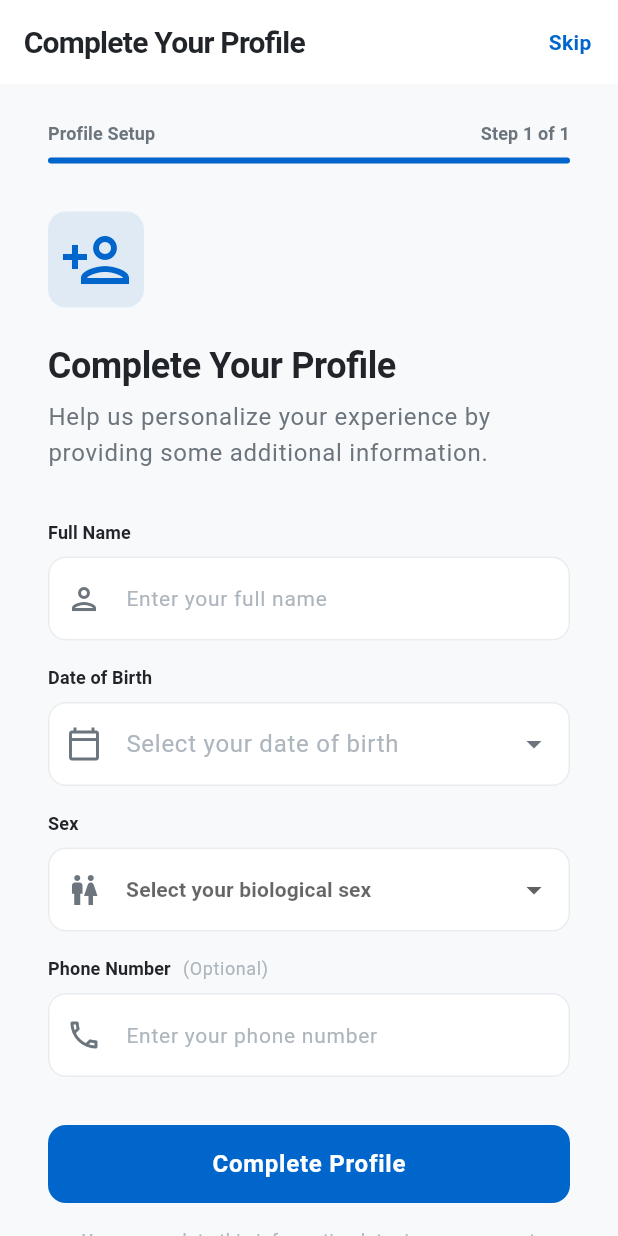
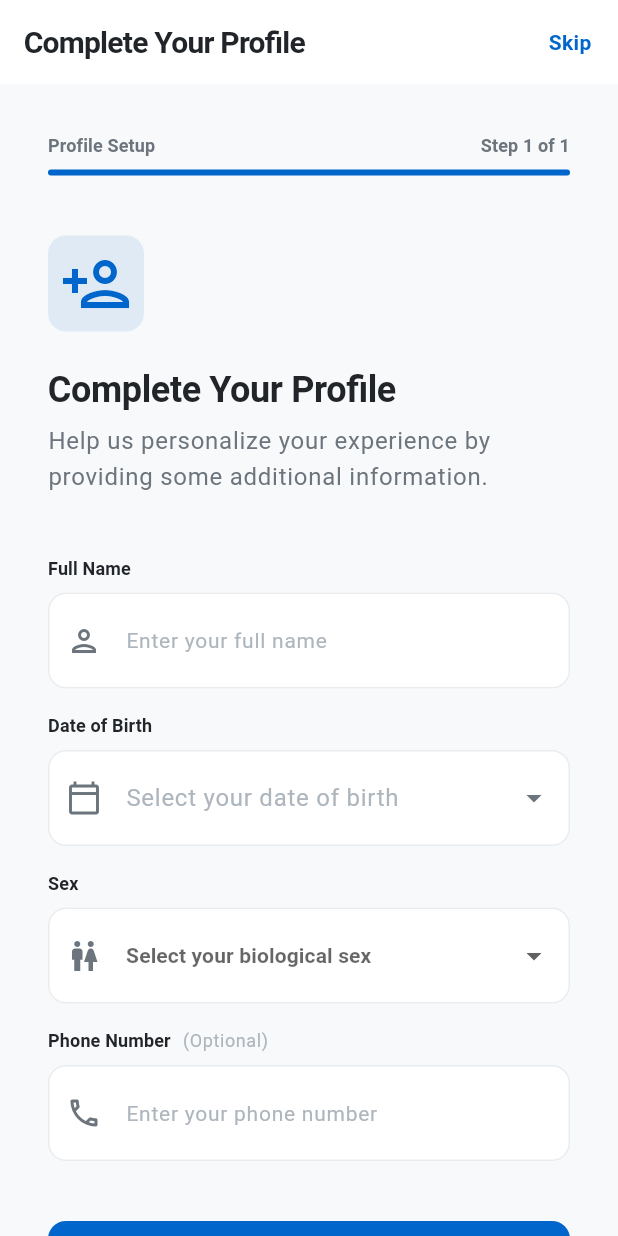
Before and after one commit to Sergetec/mcs-app, a Flutter app: the CompleteProfileScreen screen opened directly, after a tap on "Skip", after a tap on "Complete Profile", on a phone screen of 412 x 824 dp. Run offline on Flutter 3.47's test engine with Material 3 defaults, Android fonts, the phone set to English and light mode, and no system bars; our stand-ins replace cloud_firestore, easy_localization, firebase_auth, firebase_core, shared_preferences; accounts and stored records are empty.

Commit message:
refactor: Update padding and spacing across screens to align with new UX standards

```diff
--- a/lib/utils/app_theme.dart
+++ b/lib/utils/app_theme.dart
@@ -21,7 +21,7 @@ class AppTheme {
   // Semantic Colors
   static const Color errorRed = Color(0xFFDC3545);
   static const Color successGreen = Color(0xFF28A745);
-  static const Color warningOrange = Color(0xFFFFC107);
+  static const Color warningOrange = Color(0xFFD97706);
   static const Color infoBlue = Color(0xFF17A2B8);
 
   // Neutral Colors
@@ -38,7 +38,7 @@ class AppTheme {
   static const Color textOnSecondary = Color(0xFFFFFFFF);
 
   // Status Colors (for request badges)
-  static const Color statusSubmitted = Color(0xFFFFC107); // Yellow
+  static const Color statusSubmitted = warningOrange; // Accessible Orange
   static const Color statusInReview = Color(0xFF0066CC); // Blue
   static const Color statusInfoRequested = Color(0xFFFF8C00); // Orange
   static const Color statusCompleted = Color(0xFF28A745); // Green
@@ -60,6 +60,19 @@ class AppTheme {
   static const double spacing48 = 48.0;
   static const double spacing56 = 56.0;
   static const double spacing64 = 64.0;
+
+  // Spacing Presets (derived from new UX standards)
+  static const EdgeInsets screenPadding = EdgeInsets.symmetric(
+    horizontal: spacing32,
+    vertical: spacing32,
+  );
+  static const double sectionSpacing = spacing40;
+  static const EdgeInsets cardPadding = EdgeInsets.all(spacing20);
+  static const double buttonHeight = 56.0;
+  static const EdgeInsets buttonPadding = EdgeInsets.symmetric(
+    horizontal: spacing32,
+    vertical: spacing20,
+  );
 
   // ============================================================================
   // BORDER RADIUS
@@ -153,11 +166,8 @@ class AppTheme {
           foregroundColor: textOnPrimary,
           elevation: elevationNone,
           shadowColor: Colors.transparent,
-          padding: const EdgeInsets.symmetric(
-            horizontal: spacing24,
-            vertical: spacing16,
-          ),
-          minimumSize: const Size(double.infinity, 52),
+          padding: buttonPadding,
+          minimumSize: const Size(double.infinity, buttonHeight),
           shape: RoundedRectangleBorder(
             borderRadius: BorderRadius.circular(radiusMedium),
           ),
@@ -174,11 +184,8 @@ class AppTheme {
         style: OutlinedButton.styleFrom(
           foregroundColor: primaryBlue,
           side: const BorderSide(color: primaryBlue, width: 1.5),
-          padding: const EdgeInsets.symmetric(
-            horizontal: spacing24,
-            vertical: spacing16,
-          ),
-          minimumSize: const Size(double.infinity, 52),
+          padding: buttonPadding,
+          minimumSize: const Size(double.infinity, buttonHeight),
           shape: RoundedRectangleBorder(
             borderRadius: BorderRadius.circular(radiusMedium),
           ),
@@ -210,10 +217,7 @@ class AppTheme {
       inputDecorationTheme: InputDecorationTheme(
         filled: true,
         fillColor: backgroundWhite,
-        contentPadding: const EdgeInsets.symmetric(
-          horizontal: spacing16,
-          vertical: spacing16,
-        ),
+        contentPadding: cardPadding,
         border: OutlineInputBorder(
           borderRadius: BorderRadius.circular(radiusMedium),
           borderSide: const BorderSide(color: dividerColor, width: 1),
--- a/lib/views/screens/account_screen.dart
+++ b/lib/views/screens/account_screen.dart
@@ -36,10 +36,7 @@ class AccountScreen extends StatelessWidget {
       backgroundColor: AppTheme.backgroundLight,
       body: SafeArea(
         child: SingleChildScrollView(
-          padding: const EdgeInsets.symmetric(
-            horizontal: AppTheme.spacing24,
-            vertical: AppTheme.spacing24,
-          ),
+            padding: AppTheme.screenPadding,
           child: Column(
             crossAxisAlignment: CrossAxisAlignment.start,
             children: [
@@ -51,25 +48,25 @@ class AccountScreen extends StatelessWidget {
                 userType: user.userType,
                 fallbackName: 'account.not_set'.tr(),
               ),
-              const SizedBox(height: AppTheme.spacing32),
+              const SizedBox(height: AppTheme.sectionSpacing),
 
               // Profile Details Section
               _buildSectionHeader(context, 'account.profile_details'.tr()),
               const SizedBox(height: AppTheme.spacing16),
               _buildProfileDetailsCard(context, user),
-              const SizedBox(height: AppTheme.spacing32),
+              const SizedBox(height: AppTheme.sectionSpacing),
 
               // Quick Actions Section
               _buildSectionHeader(context, 'account.quick_actions'.tr()),
               const SizedBox(height: AppTheme.spacing16),
               _buildQuickActionsCard(context),
-              const SizedBox(height: AppTheme.spacing32),
+              const SizedBox(height: AppTheme.sectionSpacing),
 
               // Account Section
               _buildSectionHeader(context, 'account.account_section'.tr()),
               const SizedBox(height: AppTheme.spacing16),
               _buildAccountCard(context, user),
-              const SizedBox(height: AppTheme.spacing32),
+              const SizedBox(height: AppTheme.sectionSpacing),
 
               // Sign Out Button
               _buildSignOutButton(context),
--- a/lib/views/screens/complete_profile_screen.dart
+++ b/lib/views/screens/complete_profile_screen.dart
@@ -123,10 +123,7 @@ class _CompleteProfileScreenState extends State<CompleteProfileScreen> {
       ),
       body: SafeArea(
         child: SingleChildScrollView(
-          padding: const EdgeInsets.symmetric(
-            horizontal: AppTheme.spacing32,
-            vertical: AppTheme.spacing24,
-          ),
+            padding: AppTheme.screenPadding,
           child: Form(
             key: _formKey,
             child: Column(
@@ -134,11 +131,11 @@ class _CompleteProfileScreenState extends State<CompleteProfileScreen> {
               children: [
                 // Progress Indicator
                 _buildProgressIndicator(),
-                const SizedBox(height: AppTheme.spacing32),
+                const SizedBox(height: AppTheme.sectionSpacing),
 
                 // Header
                 _buildHeader(),
-                const SizedBox(height: AppTheme.spacing32),
+                const SizedBox(height: AppTheme.sectionSpacing),
 
                 // Form Fields
                 AppTextField(
@@ -216,7 +213,7 @@ class _CompleteProfileScreenState extends State<CompleteProfileScreen> {
                     return null;
                   },
                 ),
-                const SizedBox(height: AppTheme.spacing32),
+                const SizedBox(height: AppTheme.sectionSpacing),
 
                 // Complete Button
                 _buildCompleteButton(),
--- a/lib/views/screens/consultations_screen.dart
+++ b/lib/views/screens/consultations_screen.dart
@@ -14,7 +14,7 @@ class ConsultationsScreen extends StatelessWidget {
       ),
       body: Center(
         child: Padding(
-          padding: const EdgeInsets.all(AppTheme.spacing32),
+          padding: AppTheme.screenPadding,
           child: Column(
             mainAxisAlignment: MainAxisAlignment.center,
             children: [
@@ -47,9 +47,9 @@ class ConsultationsScreen extends StatelessWidget {
                     ),
                 textAlign: TextAlign.center,
               ),
-              const SizedBox(height: AppTheme.spacing32),
+              const SizedBox(height: AppTheme.sectionSpacing),
               Container(
-                padding: const EdgeInsets.all(AppTheme.spacing16),
+                padding: AppTheme.cardPadding,
                 decoration: BoxDecoration(
                   color: AppTheme.infoBlue.withValues(alpha: 0.1),
                   borderRadius: BorderRadius.circular(AppTheme.radiusMedium),
--- a/lib/views/screens/doctors_screen.dart
+++ b/lib/views/screens/doctors_screen.dart
@@ -14,7 +14,7 @@ class DoctorsScreen extends StatelessWidget {
       ),
       body: Center(
         child: Padding(
-          padding: const EdgeInsets.all(AppTheme.spacing32),
+          padding: AppTheme.screenPadding,
           child: Column(
             mainAxisAlignment: MainAxisAlignment.center,
             children: [
@@ -47,9 +47,9 @@ class DoctorsScreen extends StatelessWidget {
                     ),
                 textAlign: TextAlign.center,
               ),
-              const SizedBox(height: AppTheme.spacing32),
+              const SizedBox(height: AppTheme.sectionSpacing),
               Container(
-                padding: const EdgeInsets.all(AppTheme.spacing16),
+                padding: AppTheme.cardPadding,
                 decoration: BoxDecoration(
                   color: AppTheme.infoBlue.withValues(alpha: 0.1),
                   borderRadius: BorderRadius.circular(AppTheme.radiusMedium),
--- a/lib/views/screens/home_screen.dart
+++ b/lib/views/screens/home_screen.dart
@@ -29,13 +29,13 @@ class HomeScreen extends StatelessWidget {
       backgroundColor: AppTheme.backgroundLight,
       body: SafeArea(
         child: SingleChildScrollView(
-          padding: const EdgeInsets.all(AppTheme.spacing24),
+          padding: AppTheme.screenPadding,
           child: Column(
             crossAxisAlignment: CrossAxisAlignment.start,
             children: [
               // Welcome Header
               _buildWelcomeHeader(context, user?.displayName),
-              const SizedBox(height: AppTheme.spacing24),
+              const SizedBox(height: AppTheme.sectionSpacing),
 
               // Profile Completion Banner (if incomplete)
               if (user != null && !user.profileCompleted)
@@ -43,11 +43,11 @@ class HomeScreen extends StatelessWidget {
 
               // Quick Actions Section
               _buildQuickActionsSection(context),
-              const SizedBox(height: AppTheme.spacing32),
+              const SizedBox(height: AppTheme.sectionSpacing),
 
               // Active Consultations Section
               _buildActiveConsultationsSection(context),
-              const SizedBox(height: AppTheme.spacing32),
+              const SizedBox(height: AppTheme.sectionSpacing),
 
               // Medical Disclaimer
               _buildMedicalDisclaimer(context),
@@ -93,8 +93,8 @@ class HomeScreen extends StatelessWidget {
 
   Widget _buildProfileCompletionBanner(BuildContext context) {
     return Container(
-      margin: const EdgeInsets.only(bottom: AppTheme.spacing24),
-      padding: const EdgeInsets.all(AppTheme.spacing16),
+      margin: const EdgeInsets.only(bottom: AppTheme.sectionSpacing),
+      padding: AppTheme.cardPadding,
       decoration: BoxDecoration(
         color: AppTheme.warningOrange.withValues(alpha: 0.1),
         borderRadius: BorderRadius.circular(AppTheme.radiusMedium),
@@ -223,7 +223,7 @@ class HomeScreen extends StatelessWidget {
         const SizedBox(height: AppTheme.spacing16),
         Container(
           width: double.infinity,
-          padding: const EdgeInsets.all(AppTheme.spacing24),
+          padding: AppTheme.cardPadding,
           decoration: BoxDecoration(
             color: AppTheme.backgroundWhite,
             borderRadius: BorderRadius.circular(AppTheme.radiusMedium),
@@ -271,7 +271,7 @@ class HomeScreen extends StatelessWidget {
 
   Widget _buildMedicalDisclaimer(BuildContext context) {
     return Container(
-      padding: const EdgeInsets.all(AppTheme.spacing16),
+      padding: AppTheme.cardPadding,
       decoration: BoxDecoration(
         color: AppTheme.textTertiary.withValues(alpha: 0.1),
         borderRadius: BorderRadius.circular(AppTheme.radiusMedium),
--- a/lib/views/screens/onboarding_screen.dart
+++ b/lib/views/screens/onboarding_screen.dart
@@ -168,7 +168,7 @@ class _OnboardingScreenState extends State<OnboardingScreen> {
 
   Widget _buildBottomSection() {
     return Padding(
-      padding: const EdgeInsets.all(AppTheme.spacing32),
+      padding: AppTheme.screenPadding,
       child: Column(
         children: [
           // Page indicator dots
@@ -179,7 +179,7 @@ class _OnboardingScreenState extends State<OnboardingScreen> {
               (index) => _buildDot(index),
             ),
           ),
-          const SizedBox(height: AppTheme.spacing32),
+          const SizedBox(height: AppTheme.sectionSpacing),
 
           // Next / Get Started button
           SizedBox(
--- a/lib/views/widgets/action_tile.dart
+++ b/lib/views/widgets/action_tile.dart
@@ -58,7 +58,7 @@ class ActionTile extends StatelessWidget {
       onTap: onTap,
       borderRadius: BorderRadius.circular(AppTheme.radiusMedium),
       child: Padding(
-        padding: const EdgeInsets.all(AppTheme.spacing16),
+        padding: AppTheme.cardPadding,
         child: Row(
           children: [
             // Icon Container
--- a/lib/views/widgets/profile_detail_row.dart
+++ b/lib/views/widgets/profile_detail_row.dart
@@ -52,7 +52,7 @@ class ProfileDetailRow extends StatelessWidget {
         AppTheme.primaryBlue.withValues(alpha: 0.1);
 
     return Padding(
-      padding: const EdgeInsets.all(AppTheme.spacing16),
+      padding: AppTheme.cardPadding,
       child: Row(
         children: [
           // Icon Container
--- a/lib/views/widgets/quick_action_card.dart
+++ b/lib/views/widgets/quick_action_card.dart
@@ -74,7 +74,7 @@ class QuickActionCard extends StatelessWidget {
       onTap: onTap,
       borderRadius: BorderRadius.circular(AppTheme.radiusMedium),
       child: Container(
-        padding: const EdgeInsets.all(AppTheme.spacing16),
+        padding: AppTheme.cardPadding,
         decoration: BoxDecoration(
           color: AppTheme.backgroundWhite,
           borderRadius: BorderRadius.circular(AppTheme.radiusMedium),
--- a/lib/views/widgets/user_header_card.dart
+++ b/lib/views/widgets/user_header_card.dart
@@ -52,7 +52,7 @@ class UserHeaderCard extends StatelessWidget {
     final initials = _getInitials(effectiveName);
 
     return Container(
-      padding: const EdgeInsets.all(AppTheme.spacing24),
+      padding: AppTheme.cardPadding,
       decoration: BoxDecoration(
         color: AppTheme.backgroundWhite,
         borderRadius: BorderRadius.circular(AppTheme.radiusMedium),
```
Also changed, not shown: lib/views/screens/language_selection_screen.dart (+2 -5 lines), lib/views/screens/login_screen.dart (+2 -5 lines), lib/views/screens/signup_screen.dart (+3 -6 lines).
